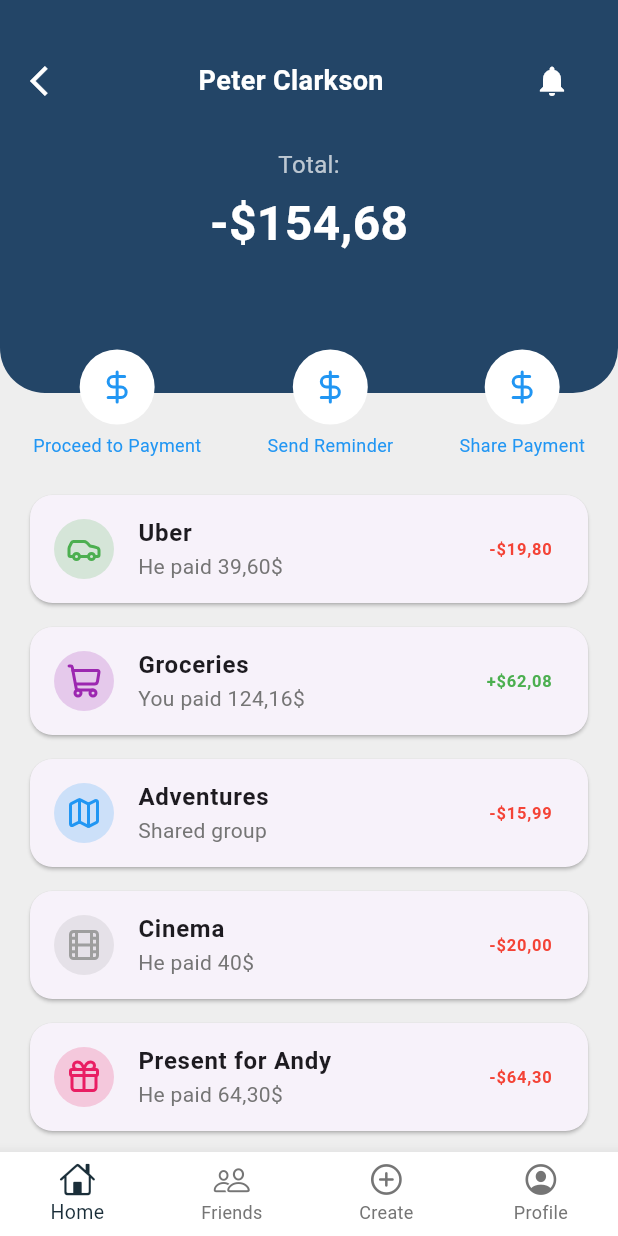
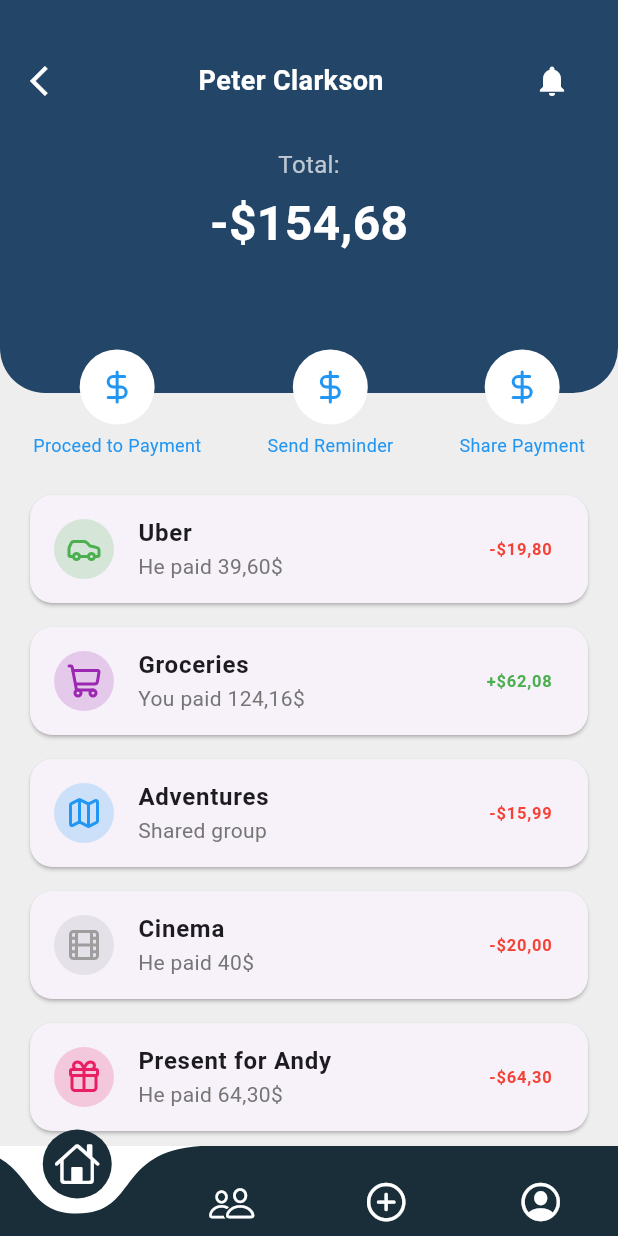
Before and after one commit to deepankar0611/split_wise, a Flutter app: the screen it shows once a user with an empty profile is signed in, on a phone screen of 412 x 824 dp. Run offline on Flutter 3.47's test engine with Material 3 defaults, Android fonts, the phone set to English and light mode, and no system bars; drawn by our look-alikes of curved_navigation_bar; our stand-ins replace cloud_firestore, firebase_auth, firebase_core, flutter_riverpod, google_fonts, google_sign_in and 7 more; accounts and stored records are empty; statements that could not run were skipped; project files that could hold a hidden picture were left out.

```diff
--- a/lib/Search/bottom_bar.dart
+++ b/lib/Search/bottom_bar.dart
@@ -1,11 +1,12 @@
 import 'package:flutter/cupertino.dart';
 import 'package:flutter/material.dart';
 import 'package:shared_preferences/shared_preferences.dart';
-import 'package:split_wise/Search/search_bar.dart';
+import 'package:split_wise/search_bar.dart';
 import 'package:split_wise/friends.dart';
 import 'package:split_wise/home_screen.dart';
 import 'package:split_wise/login.dart';
 import '../profile_overview.dart';
+import 'package:curved_navigation_bar/curved_navigation_bar.dart';
 
 class BottomBar extends StatefulWidget {
   const BottomBar({super.key});
@@ -98,38 +99,20 @@ class _BottomBarState extends State<BottomBar> with SingleTickerProviderStateMix
           );
         },
       ),
-      bottomNavigationBar: BottomNavigationBar(
+      bottomNavigationBar: CurvedNavigationBar(
         backgroundColor: Colors.white,
-        elevation: 8,
-        type: BottomNavigationBarType.fixed,
-        currentIndex: _selectedIndex,
+        color: Color(0xFF1A2E39), // Color of the curved bar
+        buttonBackgroundColor: Color(0xFF1A2E39), // Color of the center button
+        height: 60,
+        animationCurve: Curves.easeInOut,
+        animationDuration: Duration(milliseconds: 300),
+        index: _selectedIndex,
         onTap: _onItemTapped,
-        selectedItemColor: const Color(0xFF1A2E39),
-        unselectedItemColor: Colors.grey[600],
-        selectedFontSize: 13,
-        unselectedFontSize: 12,
-        showUnselectedLabels: true,
         items: const [
-          BottomNavigationBarItem(
-            icon: Icon(CupertinoIcons.home),
-            activeIcon: Icon(CupertinoIcons.home, color: Color(0xFF1A2E39)),
-            label: 'Home',
-          ),
-          BottomNavigationBarItem(
-            icon: Icon(CupertinoIcons.person_2),
-            activeIcon: Icon(CupertinoIcons.person_2_fill, color: Color(0xFF1A2E39)),
-            label: 'Friends',
-          ),
-          BottomNavigationBarItem(
-            icon: Icon(CupertinoIcons.add_circled),
-            activeIcon: Icon(CupertinoIcons.add_circled_solid, color: Color(0xFF1A2E39)),
-            label: 'Create',
-          ),
-          BottomNavigationBarItem(
-            icon: Icon(CupertinoIcons.profile_circled),
-            activeIcon: Icon(CupertinoIcons.profile_circled, color: Color(0xFF1A2E39)),
-            label: 'Profile',
-          ),
+          Icon(CupertinoIcons.home, size: 30, color: Colors.white),
+          Icon(CupertinoIcons.person_2, size: 30, color: Colors.white),
+          Icon(CupertinoIcons.add_circled, size: 30, color: Colors.white),
+          Icon(CupertinoIcons.profile_circled, size: 30, color: Colors.white),
         ],
       ),
     );
```
